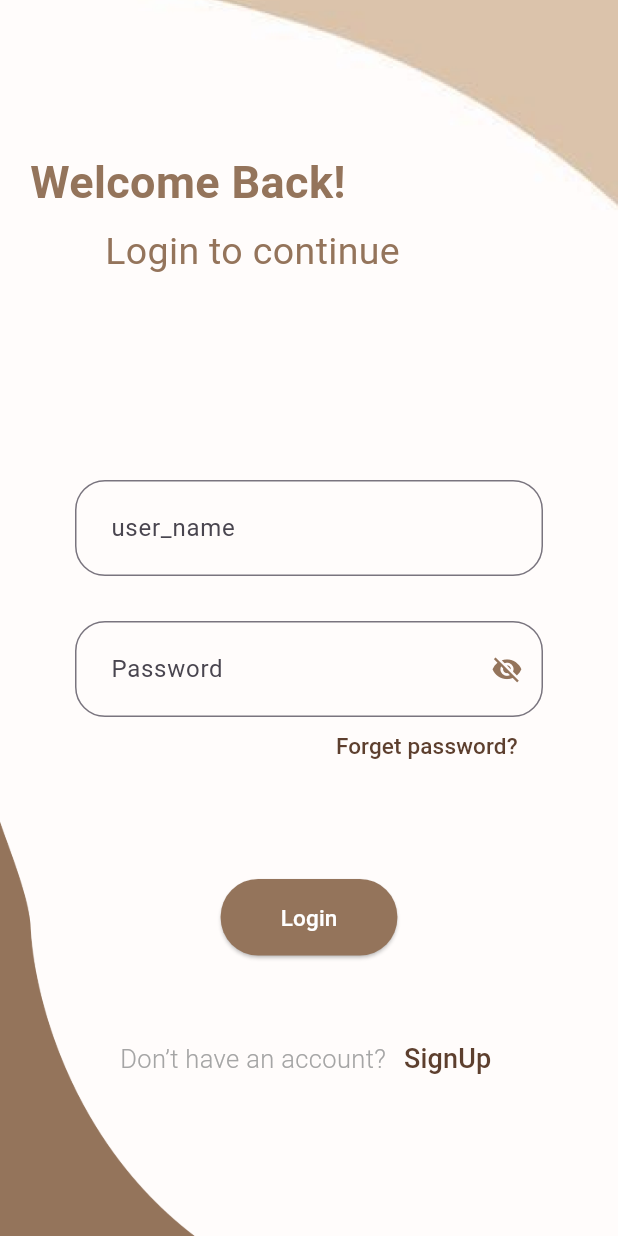
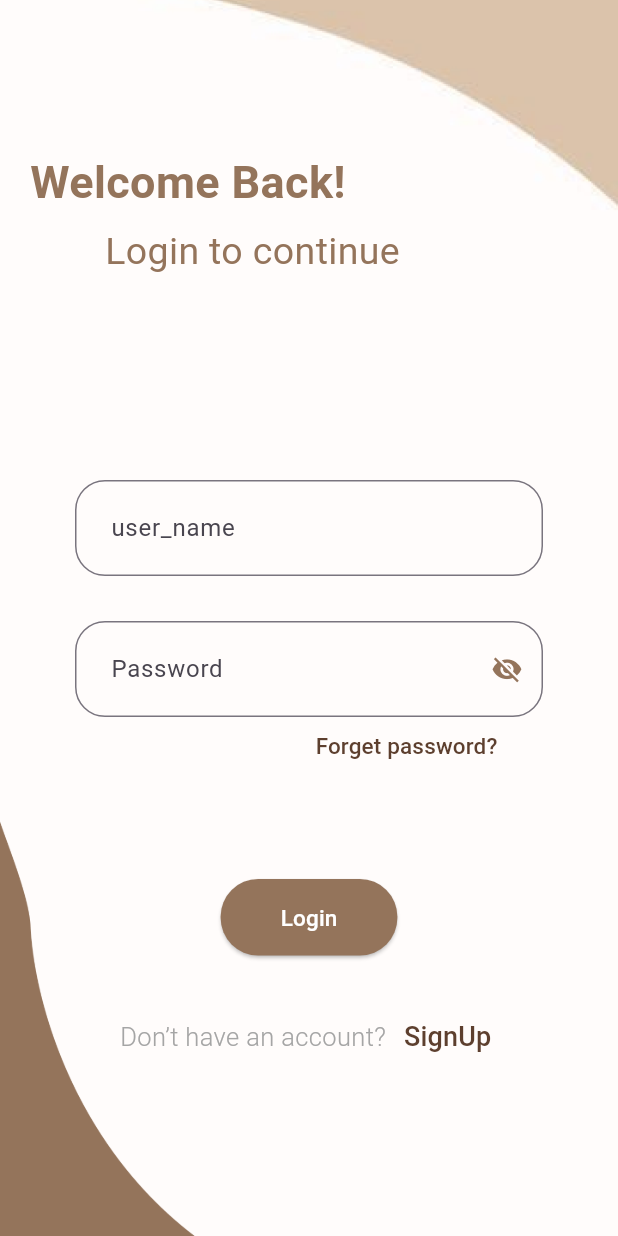
Before and after one commit to zainab-sendian03/boffee_front, a Flutter app: the signup screen opened directly, after a tap on "SignUp", after a tap on "Login", on a phone screen of 412 x 824 dp. Run offline on Flutter 3.47's test engine with Material 3 defaults, Android fonts, the phone set to English and light mode, and no system bars; our stand-ins replace bloc, connectivity_plus, curved_labeled_navigation_bar, dio, easy_localization, firebase_core and 9 more; missing offline and left inert: animated_snack_bar, syncfusion_flutter_pdfviewer; accounts and stored records are empty; network calls fail.

Commit message:
edit all

```diff
--- a/lib/Core/service/real/logout.dart
+++ b/lib/Core/service/real/logout.dart
@@ -2,9 +2,10 @@ import 'package:dio/dio.dart';
 import 'package:userboffee/Core/config/options.dart';
 import 'package:userboffee/Core/constants/linksapi.dart';
 
-Dio dio=Dio();
+Dio dio = Dio();
 Future<bool> logout() async {
-  Response response = await dio.post("${BaseUrl}logout",options: Options(headers: getoptions()));
+  Response response = await dio.post("${BaseUrl}logout",
+      options: Options(headers: getoptions()));
 
   try {
     print("try in logout");
--- a/lib/views/auth/login.dart
+++ b/lib/views/auth/login.dart
@@ -1,4 +1,5 @@
 import 'package:easy_localization/easy_localization.dart';
+import 'package:firebase_messaging/firebase_messaging.dart';
 import 'package:flutter/material.dart';
 import 'package:userboffee/Core.dart';
 import 'package:userboffee/Core/config/options.dart';
@@ -22,11 +23,17 @@ class _loginState extends State<login> {
   final password = TextEditingController();
   bool passwordVisible = true;
   bool isLoading = false;
-
+  String? myDevicetoken;
   final Crud _crud = Crud();
   GlobalKey<FormState> formstats = GlobalKey();
   late final String? Function(String?) valid;
 // String accesToken = getit.get<SharedPreferences>().getString('token') ?? '';
+  getToken() async {
+    myDevicetoken = await FirebaseMessaging.instance.getToken();
+    print("------------------------------------------------------");
+    print("token: $myDevicetoken");
+  }
+
   logIn() async {
     setState(() {
       isLoading = true;
@@ -38,6 +45,7 @@ class _loginState extends State<login> {
           {
             "user_name": user_name.text,
             "password": password.text,
+            "fcm_token": myDevicetoken
           },
           headers: {
             "Accept": "application/json",
@@ -63,7 +71,7 @@ class _loginState extends State<login> {
         } else {
           alert(
               formstats.currentContext!,
-              "Your password or User name is incorrect or the account does not exist\nPlease try again!"
+              "Your password or User name is incorrect or the account does not exist-nPlease try again!"
                   .tr(),
               "Wrong".tr(),
               "Close".tr());
@@ -76,6 +84,12 @@ class _loginState extends State<login> {
         isLoading = false;
       });
     }
+  }
+
+  @override
+  void initState() {
+    super.initState();
+    getToken();
   }
 
   @override
@@ -137,7 +151,7 @@ class _loginState extends State<login> {
                               );
                             },
                             child: Padding(
-                              padding: EdgeInsets.only(left: 157, bottom: 10),
+                              padding: EdgeInsets.only(left: 130, bottom: 10),
                               child: Text(
                                 "Forget password?".tr(),
                                 style:
@@ -164,7 +178,9 @@ class _loginState extends State<login> {
                         ),
                         Padding(
                             padding: const EdgeInsets.only(
-                                top: 45, left: 30, right: 10),
+                              top: 30,
+                              left: 30,
+                            ),
                             child: Row(
                               children: [
                                 Text("Don’t have an account?".tr(),
@@ -191,14 +207,20 @@ class _loginState extends State<login> {
                       ])))
             ])),
             if (isLoading)
-              Padding(
-                padding: EdgeInsets.only(top: 675),
-                child: Center(
-                  child: CircularProgressIndicator(
-                    backgroundColor: Light_Brown,
-                    color: dark_Brown,
+              Stack(
+                children: [
+                  Container(
+                    height: double.infinity,
+                    width: double.infinity,
+                    decoration: BoxDecoration(color: black.withOpacity(0.5)),
                   ),
-                ),
+                  Center(
+                    child: CircularProgressIndicator(
+                      backgroundColor: medium_Brown,
+                      color: insidbook_color,
+                    ),
+                  ),
+                ],
               ),
           ],
         ));
--- a/lib/views/auth/signup.dart
+++ b/lib/views/auth/signup.dart
@@ -1,4 +1,5 @@
 import 'package:easy_localization/easy_localization.dart';
+import 'package:firebase_messaging/firebase_messaging.dart';
 import 'package:flutter/material.dart';
 import 'package:userboffee/Core/config/options.dart';
 import 'package:userboffee/Core/constants/components.dart';
@@ -23,6 +24,7 @@ class _signupState extends State<signup> {
   final email = TextEditingController();
   final confirmpass = TextEditingController();
   GlobalKey<FormState> formstats = GlobalKey();
+  String? myDevicetoken;
 
   bool male = false;
   bool female = true;
@@ -32,6 +34,11 @@ class _signupState extends State<signup> {
   final Crud _crud = Crud();
 
   bool isLoading = false;
+  getToken() async {
+    myDevicetoken = await FirebaseMessaging.instance.getToken();
+    print("------------------------------------------------------");
+    print("token: $myDevicetoken");
+  }
 
   signUp() async {
     setState(() {
@@ -51,13 +58,15 @@ class _signupState extends State<signup> {
           "password_confirmation": confirmpass.text,
           "age": age.text,
           "gendre_id": genderId.toString(),
-          "lang": language
+          "lang": language,
+          "fcm_token": myDevicetoken
         },
         headers: {
           "Accept": "application/json",
           "Content-Type": "application/json",
         },
       );
+      print(myDevicetoken);
       setState(() {
         isLoading = false;
       });
@@ -69,8 +78,11 @@ class _signupState extends State<signup> {
       } else if (response is Map &&
           response['errors'] != null &&
           response['errors']['password'] != null) {
-        alert(formstats.currentContext!, response['errors']['password'][0],
-            "Error".tr(), "Close".tr());
+        alert(
+            formstats.currentContext!,
+            "The password confirmation does not match.".tr(),
+            "Error".tr(),
+            "Close".tr());
       } else {
         print("fail signup");
       }
@@ -79,6 +91,12 @@ class _signupState extends State<signup> {
         isLoading = false;
       });
     }
+  }
+
+  @override
+  void initState() {
+    super.initState();
+    getToken();
   }
 
   @override
@@ -290,7 +308,9 @@ class _signupState extends State<signup> {
                     Center(
                       child: Padding(
                           padding: const EdgeInsets.only(
-                              top: 25, left: 20, right: 60),
+                            top: 25,
+                            left: 40,
+                          ),
                           child: Row(
                             children: [
                               Text("Already a member?".tr(),
@@ -321,14 +341,20 @@ class _signupState extends State<signup> {
             )
           ])),
           if (isLoading)
-            Padding(
-              padding: EdgeInsets.only(top: 700),
-              child: Center(
-                child: CircularProgressIndicator(
-                  backgroundColor: Light_Brown,
-                  color: dark_Brown,
+            Stack(
+              children: [
+                Container(
+                  height: double.infinity,
+                  width: double.infinity,
+                  decoration: BoxDecoration(color: black.withOpacity(0.5)),
                 ),
-              ),
+                Center(
+                  child: CircularProgressIndicator(
+                    backgroundColor: Light_Brown,
+                    color: dark_Brown,
+                  ),
+                ),
+              ],
             ),
         ]));
   }
--- a/lib/views/firstpages/splash.dart
+++ b/lib/views/firstpages/splash.dart
@@ -1,7 +1,7 @@
 import 'package:flutter/material.dart';
 import 'package:userboffee/Core.dart';
 import 'package:userboffee/Core/config/options.dart';
-import 'package:userboffee/views/firstpages/pageview.dart';
+import 'package:userboffee/views/firstpages/onboarding.dart';
 import 'dart:async';
 import '../../core/constants/colors.dart';
 import '../../core/constants/images.dart';
```
Also changed, not shown: lib/Core/constants/components.dart (+6 -3 lines), lib/Core/constants/linksapi.dart (+6 -1 lines), lib/Core/service/notification.dart (added, +58 -0 lines), lib/Core/service/real/levels.dart (+6 -4 lines), lib/Core/service/real/qutes_ser.dart (+10 -19 lines), lib/Core/service/real/reading_service.dart (+21 -25 lines), lib/main.dart (+6 -2 lines), lib/views/PDFviewer.dart (+31 -27 lines), lib/views/baises_screen/BooksUi.dart (+6 -6 lines), lib/views/baises_screen/Details.dart (+17 -12 lines), lib/views/firstpages/onboarding.dart (renamed from lib/views/firstpages/pageview.dart, +5 -8 lines), lib/views/profile/profile.dart (+24 -3 lines), pubspec.yaml (+25 -35 lines), pubspec.lock, 8 other files.
